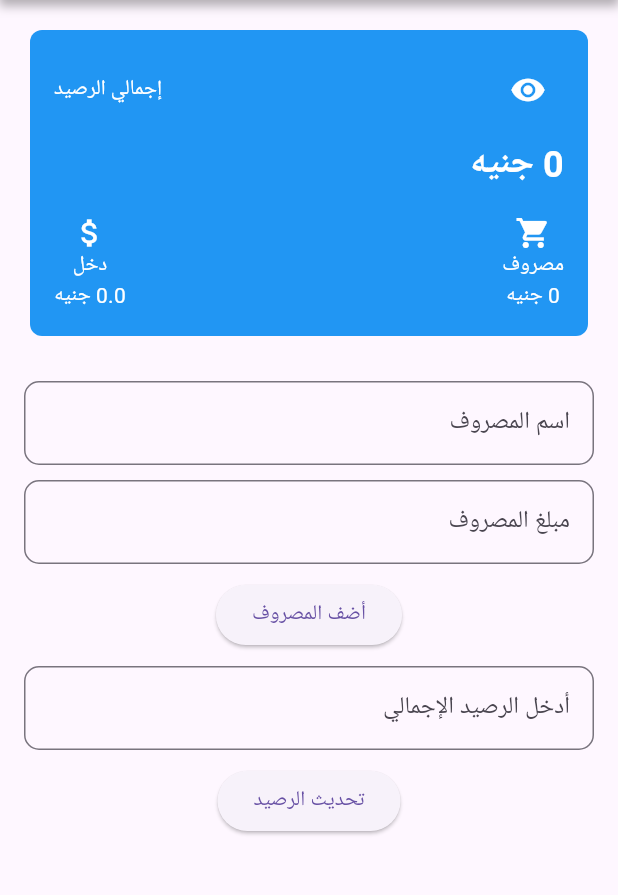
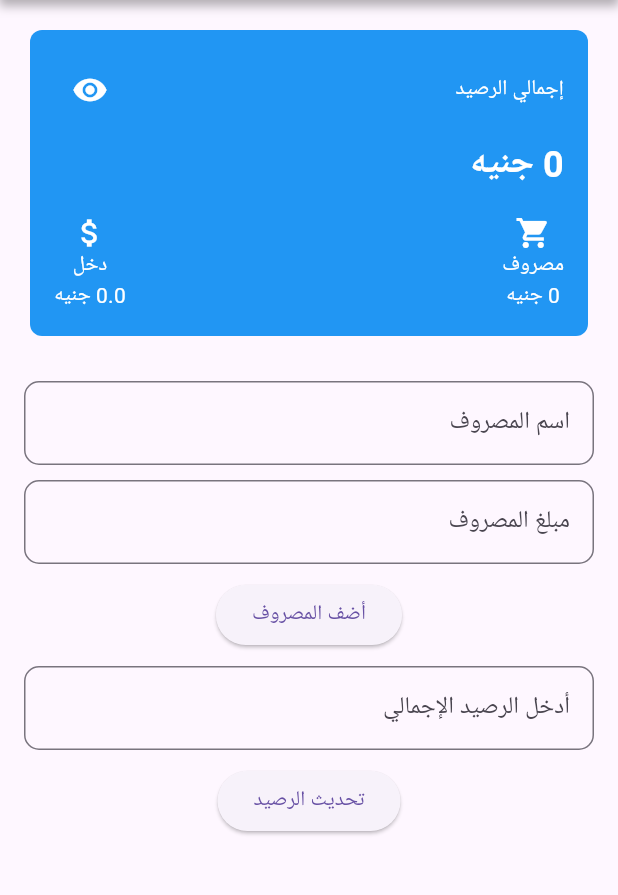
Before and after one commit to Mahmoud7Hany/Expenses, a Flutter app: the screen it shows after launch, on a phone screen of 412 x 824 dp, the part 84-979 px from its top. Run offline on Flutter 3.47's test engine with Material 3 defaults, Android fonts, the phone set to English and light mode, and no system bars; our stand-ins replace flutter_slidable, shared_preferences.

Commit message:
Change of place icon in BalanceCardWidget

```diff
--- a/lib/widget/Home_Widget/balance_card_widget.dart
+++ b/lib/widget/Home_Widget/balance_card_widget.dart
@@ -66,14 +66,14 @@ class _BalanceCardWidgetState extends State<BalanceCardWidget> {
           Row(
             mainAxisAlignment: MainAxisAlignment.spaceBetween,
             children: [
+              Text(
+                widget.totalBalanceLabel,
+                style: TextStyle(color: Colors.white),
+              ),
               IconButton(
                 icon: Icon(_isBalanceHidden ? widget.hiddenIcon : widget.icon,
                     color: Colors.white),
                 onPressed: _toggleBalanceVisibility,
-              ),
-              Text(
-                widget.totalBalanceLabel,
-                style: TextStyle(color: Colors.white),
               ),
             ],
           ),
```
